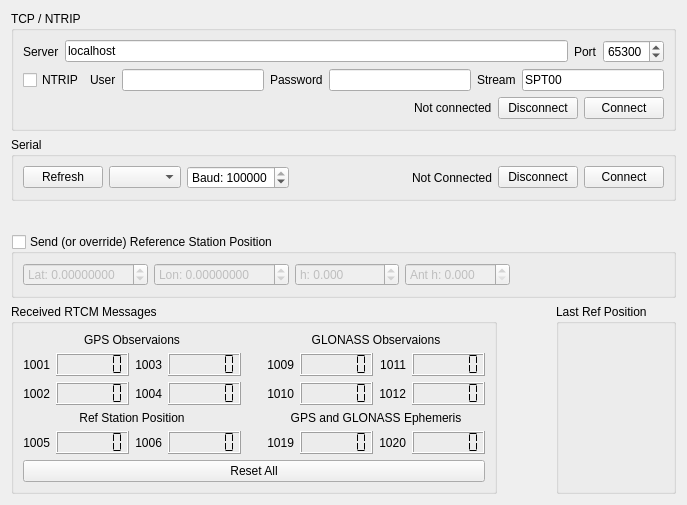
This is Linux/RC_Car_Tool/rtcmwidget.ui in vedderb/rise_sdvp as Qt 5 draws it before an edit. The edited form follows.
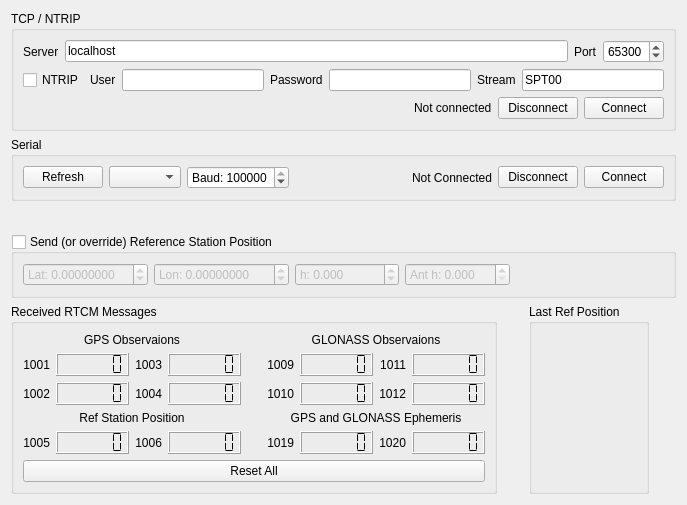
This is the edited form.

What changed in the file:
```diff
--- a/Linux/RC_Car_Tool/rtcmwidget.ui
+++ b/Linux/RC_Car_Tool/rtcmwidget.ui
@@ -734,6 +734,19 @@
        </layout>
       </widget>
      </item>
+     <item>
+      <spacer name="horizontalSpacer_5">
+       <property name="orientation">
+        <enum>Qt::Horizontal</enum>
+       </property>
+       <property name="sizeHint" stdset="0">
+        <size>
+         <width>40</width>
+         <height>20</height>
+        </size>
+       </property>
+      </spacer>
+     </item>
     </layout>
    </item>
   </layout>
```
